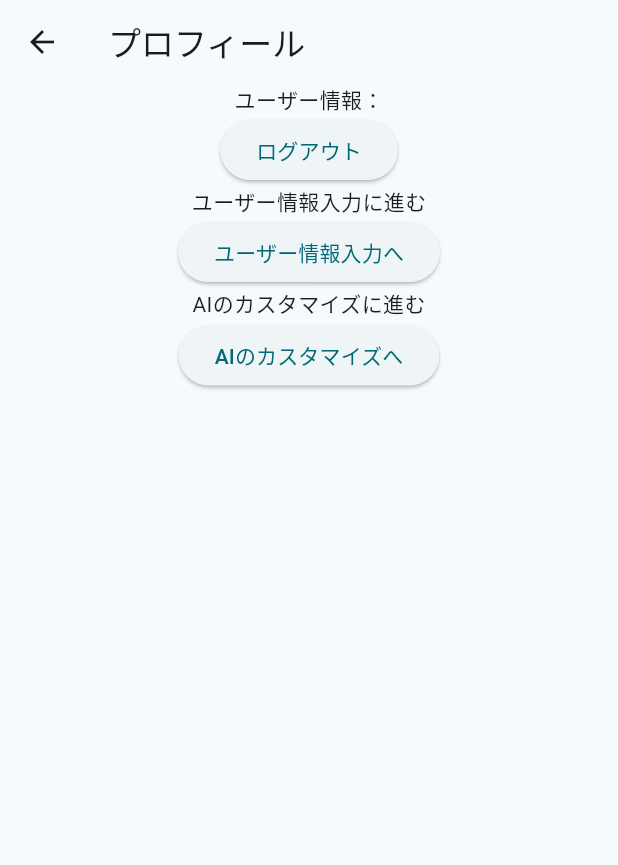
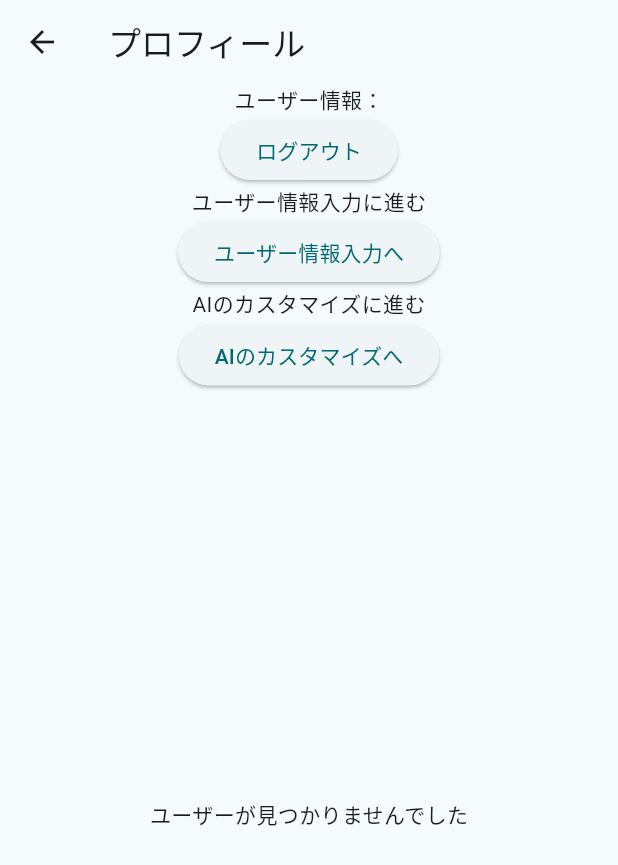
Before and after one commit to aidio-reserve/frontend, a Flutter app: the ProfileScreen screen opened by its route, on a phone screen of 412 x 824 dp. Shown: the top 865 px of the screen. Run offline on Flutter 3.47's test engine with Material 3 defaults, Android fonts, the phone set to English and light mode, and no system bars; our stand-ins replace cloud_firestore, firebase_auth, firebase_core, flutter_chat_bubble, flutter_dotenv, flutter_riverpod and 6 more; accounts and stored records are empty; network calls fail.

Commit message:
差分を見るためコミット

```diff
--- a/lib/models/user/user.dart
+++ b/lib/models/user/user.dart
@@ -1,3 +1,4 @@
+import 'package:cloud_firestore/cloud_firestore.dart';
 import 'package:freezed_annotation/freezed_annotation.dart';
 
 part 'user.freezed.dart';
@@ -16,4 +17,9 @@ class User with _$User {
   }) = _User;
 
   factory User.fromJson(Map<String, dynamic> json) => _$UserFromJson(json);
+
+  factory User.fromFirestore(DocumentSnapshot<Map<String, dynamic>> doc) {
+    final data = doc.data()!;
+    return User.fromJson(data).copyWith(uid: doc.id);
+  }
 }
--- a/lib/providers/user_provider.dart
+++ b/lib/providers/user_provider.dart
@@ -1,9 +1,17 @@
-import 'package:aitrip/data/repositories/user_repository.dart';
 import 'package:aitrip/models/user/user.dart';
-import 'package:aitrip/services/user_service.dart';
+import 'package:cloud_firestore/cloud_firestore.dart';
+import 'package:flutter/material.dart';
 import 'package:flutter_riverpod/flutter_riverpod.dart';
 
-final userProvider = FutureProvider<List<User>>((ref) async {
-  final _service = UserService(repository: UserRepository());
-  return await _service.getUsersInfo();
+final userProvider = StreamProvider<List<User>>((ref) {
+  return FirebaseFirestore.instance
+      .collection('users')
+      .snapshots()
+      .map((snapshot) {
+    return snapshot.docs.map((doc) {
+      final user = User.fromFirestore(doc);
+      debugPrint('Fetched user: ${user.toString()}');
+      return user;
+    }).toList();
+  });
 });
--- a/lib/ui/screens/drawer/profile_screen.dart
+++ b/lib/ui/screens/drawer/profile_screen.dart
@@ -68,10 +68,18 @@ class ProfileScreen extends ConsumerWidget {
                       child: CircularProgressIndicator(),
                     ),
                     data: (users) {
+                      if (users.isEmpty) {
+                        return const Center(
+                          child: Text('ユーザーが見つかりませんでした'),
+                        );
+                      }
+                      debugPrint('ユーザーが見つかりました');
                       return ListView.builder(
                         itemCount: users.length,
                         itemBuilder: (context, index) {
                           final user = users[index];
+                          debugPrint('user:$user');
+                          debugPrint('Rendering user: ${user.toString()}');
                           return ListTile(
                             title: Text(user.name),
                             subtitle: Column(
@@ -86,7 +94,11 @@ class ProfileScreen extends ConsumerWidget {
                         },
                       );
                     },
-                    error: (error, stack) => Center(
+                    error: (error, stack) {
+                      // エラーメッセージを詳細にログに出力
+                      debugPrint('Error occurred: $error');
+                      debugPrint('Stack trace: $stack');
+                      return Center(
                         child: Column(
                           mainAxisAlignment: MainAxisAlignment.center,
                           children: [
@@ -97,7 +109,8 @@ class ProfileScreen extends ConsumerWidget {
                             ),
                           ],
                         ),
-                    ),
+                      );
+                    },
                   ),
                 ),
               ],
@@ -109,7 +122,7 @@ class ProfileScreen extends ConsumerWidget {
         body: Center(child: CircularProgressIndicator()),
       ),
       error: (error, stackTrace) => Scaffold(
-        body: Center(child: Text('エラーが発生しました：$error')),
+        body: Center(child: Text('エラーが発生しました。：$error')),
       ),
     );
   }
```
Lines whose indentation alone changed are shown as unchanged.
